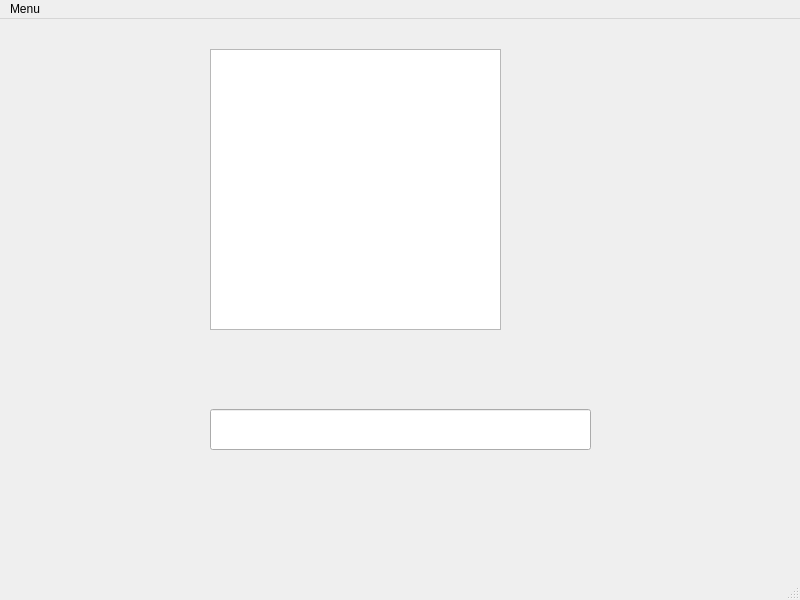
Before: the Qt Designer form tcp_client/mainwindow.ui in daani2002/Linux_prog23-24, drawn with Qt 5.
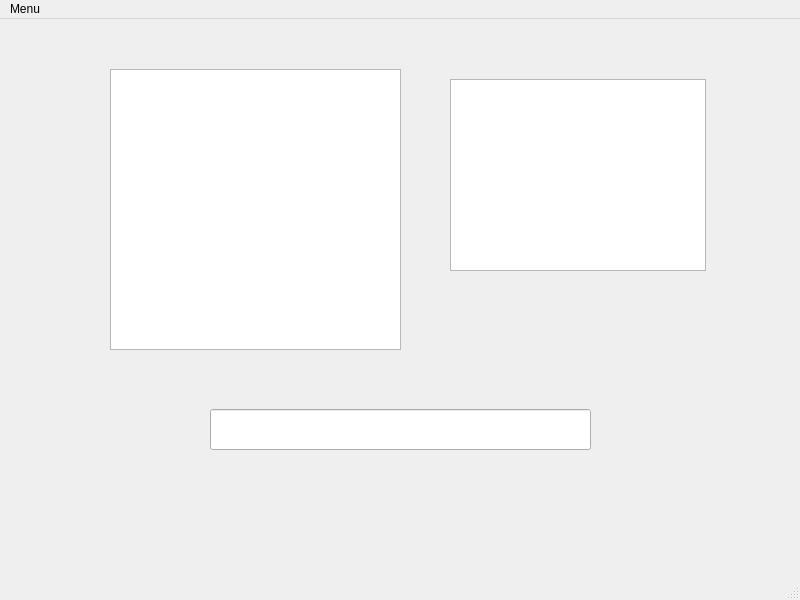
After: the same form once the commit is applied.

```diff
--- a/tcp_client/mainwindow.ui
+++ b/tcp_client/mainwindow.ui
@@ -27,13 +27,23 @@
    <widget class="QTextEdit" name="textEdit">
     <property name="geometry">
      <rect>
-      <x>210</x>
-      <y>30</y>
+      <x>110</x>
+      <y>50</y>
       <width>291</width>
       <height>281</height>
      </rect>
     </property>
    </widget>
+   <widget class="QListWidget" name="listWidget">
+    <property name="geometry">
+     <rect>
+      <x>450</x>
+      <y>60</y>
+      <width>256</width>
+      <height>192</height>
+     </rect>
+    </property>
+   </widget>
   </widget>
   <widget class="QMenuBar" name="menubar">
    <property name="geometry">
```
Left out of the diff: 6 changed lines with no effect on the pictures.
